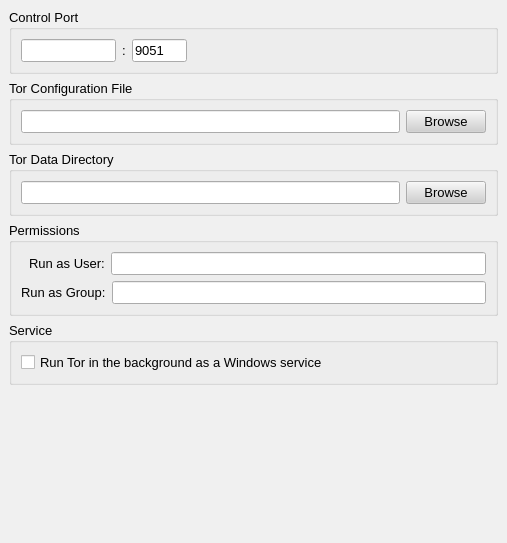
Above: src/gui/config/advancedpage.ui from a-ilin/vidalia before the change. Below: the same form after it.
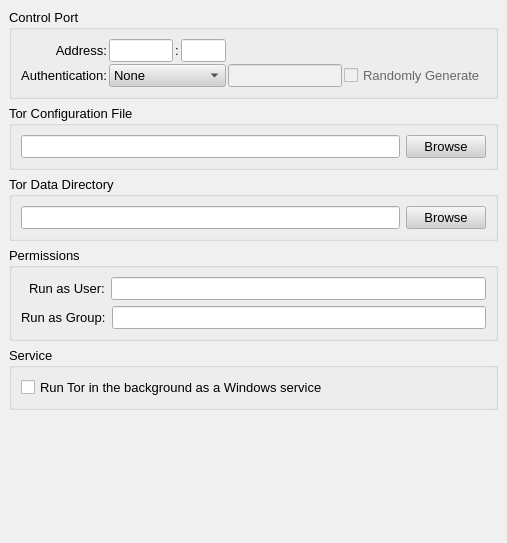
That is the form after the change.

Commit message:
r2004@adrastea:  edmanm | 2007-08-20 23:49:00 -0400  Add an initial UI to the 'Advanced' settings page for choosing a control port  authentication method.
svn:r1843

Patch:
```diff
--- a/src/gui/config/advancedpage.ui
+++ b/src/gui/config/advancedpage.ui
@@ -509,57 +509,35 @@
        <number>6</number>
       </property>
       <item>
-       <layout class="QHBoxLayout" >
+       <layout class="QGridLayout" >
         <property name="margin" >
          <number>0</number>
         </property>
         <property name="spacing" >
-         <number>6</number>
+         <number>2</number>
         </property>
-        <item>
-         <widget class="QLineEdit" name="lineControlAddress" >
-          <property name="sizePolicy" >
-           <sizepolicy>
-            <hsizetype>1</hsizetype>
-            <vsizetype>0</vsizetype>
-            <horstretch>0</horstretch>
-            <verstretch>0</verstretch>
-           </sizepolicy>
-          </property>
-          <property name="maxLength" >
-           <number>15</number>
-          </property>
-          <property name="alignment" >
-           <set>Qt::AlignRight</set>
-          </property>
-          <property name="maximumSize" >
-           <size>
-            <width>95</width>
-            <height>16777215</height>
-           </size>
-          </property>
-          <property name="toolTip" >
-           <string>IP address on which Tor is listening for controller connections.</string>
-          </property>
-         </widget>
-        </item>
-        <item>
-         <widget class="QLabel" name="label" >
+        <item row="0" column="2" >
+         <widget class="QLabel" name="label_7" >
           <property name="text" >
            <string>:</string>
           </property>
+          <property name="alignment" >
+           <set>Qt::AlignCenter</set>
+          </property>
          </widget>
         </item>
-        <item>
+        <item row="1" column="0" >
+         <widget class="QLabel" name="label_6" >
+          <property name="text" >
+           <string>Authentication:</string>
+          </property>
+          <property name="alignment" >
+           <set>Qt::AlignRight|Qt::AlignTrailing|Qt::AlignVCenter</set>
+          </property>
+         </widget>
+        </item>
+        <item row="0" column="3" >
          <widget class="QLineEdit" name="lineControlPort" >
-          <property name="sizePolicy" >
-           <sizepolicy>
-            <hsizetype>0</hsizetype>
-            <vsizetype>0</vsizetype>
-            <horstretch>0</horstretch>
-            <verstretch>0</verstretch>
-           </sizepolicy>
-          </property>
           <property name="maximumSize" >
            <size>
             <width>55</width>
@@ -572,24 +550,124 @@
           <property name="toolTip" >
            <string>Port that Vidalia uses to communicate with Tor.</string>
           </property>
+          <property name="maxLength" >
+           <number>5</number>
+          </property>
+         </widget>
+        </item>
+        <item row="0" column="0" >
+         <widget class="QLabel" name="label_5" >
           <property name="text" >
-           <string>9051</string>
+           <string>Address:</string>
+          </property>
+          <property name="alignment" >
+           <set>Qt::AlignRight|Qt::AlignTrailing|Qt::AlignVCenter</set>
           </property>
          </widget>
         </item>
-        <item>
+        <item row="0" column="4" >
          <spacer>
           <property name="orientation" >
            <enum>Qt::Horizontal</enum>
           </property>
           <property name="sizeHint" >
            <size>
-            <width>221</width>
+            <width>40</width>
             <height>20</height>
            </size>
           </property>
          </spacer>
         </item>
+        <item row="1" column="1" colspan="3" >
+         <layout class="QHBoxLayout" >
+          <property name="margin" >
+           <number>0</number>
+          </property>
+          <property name="spacing" >
+           <number>6</number>
+          </property>
+          <item>
+           <widget class="QComboBox" name="cmbAuthMethod" >
+            <property name="toolTip" >
+             <string>Authentication method to use when connecting to Tor's control port</string>
+            </property>
+            <property name="sizeAdjustPolicy" >
+             <enum>QComboBox::AdjustToContents</enum>
+            </property>
+            <item>
+             <property name="text" >
+              <string>None</string>
+             </property>
+            </item>
+            <item>
+             <property name="text" >
+              <string>Cookie</string>
+             </property>
+            </item>
+            <item>
+             <property name="text" >
+              <string>Password</string>
+             </property>
+            </item>
+           </widget>
+          </item>
+         </layout>
+        </item>
+        <item row="0" column="1" >
+         <layout class="QHBoxLayout" >
+          <property name="margin" >
+           <number>0</number>
+          </property>
+          <property name="spacing" >
+           <number>6</number>
+          </property>
+          <item>
+           <widget class="QLineEdit" name="lineControlAddress" >
+            <property name="maximumSize" >
+             <size>
+              <width>75</width>
+              <height>16777215</height>
+             </size>
+            </property>
+            <property name="toolTip" >
+             <string>IP address on which Tor is listening for controller connections.</string>
+            </property>
+            <property name="maxLength" >
+             <number>15</number>
+            </property>
+            <property name="alignment" >
+             <set>Qt::AlignRight</set>
+            </property>
+           </widget>
+          </item>
+         </layout>
+        </item>
+        <item row="1" column="4" >
+         <widget class="QLineEdit" name="linePassword" >
+          <property name="toolTip" >
+           <string>Password to use when authenticating to Tor</string>
+          </property>
+          <property name="echoMode" >
+           <enum>QLineEdit::Password</enum>
+          </property>
+          <property name="enabled" >
+           <bool>false</bool>
+          </property>
+         </widget>
+        </item>
+        <item row="1" column="5" >
+         <widget class="QCheckBox" name="chkRandomPassword" >
+          <property name="toolTip" >
+           <string>Check this box to use a random password each time Tor is started</string>
+          </property>
+          <property name="text" >
+           <string>Randomly Generate</string>
+          </property>
+          <property name="enabled" >
+           <bool>false</bool>
+          </property>
+         </widget>
+        </item>
        </layout>
       </item>
      </layout>
```
Left out of the diff: 3 changed lines with no effect on the pictures. The commit also changes 2 other files.
